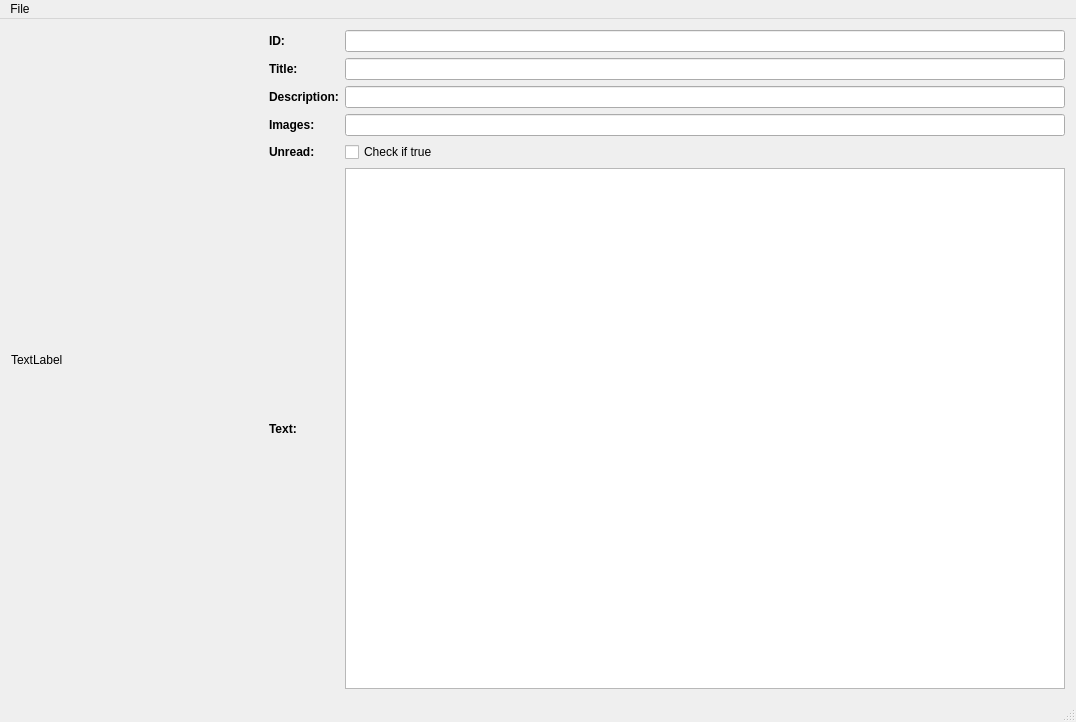
First picture: the form in mainwindow.ui, repository IAmBullsaw/JsonEditor, before the edit.
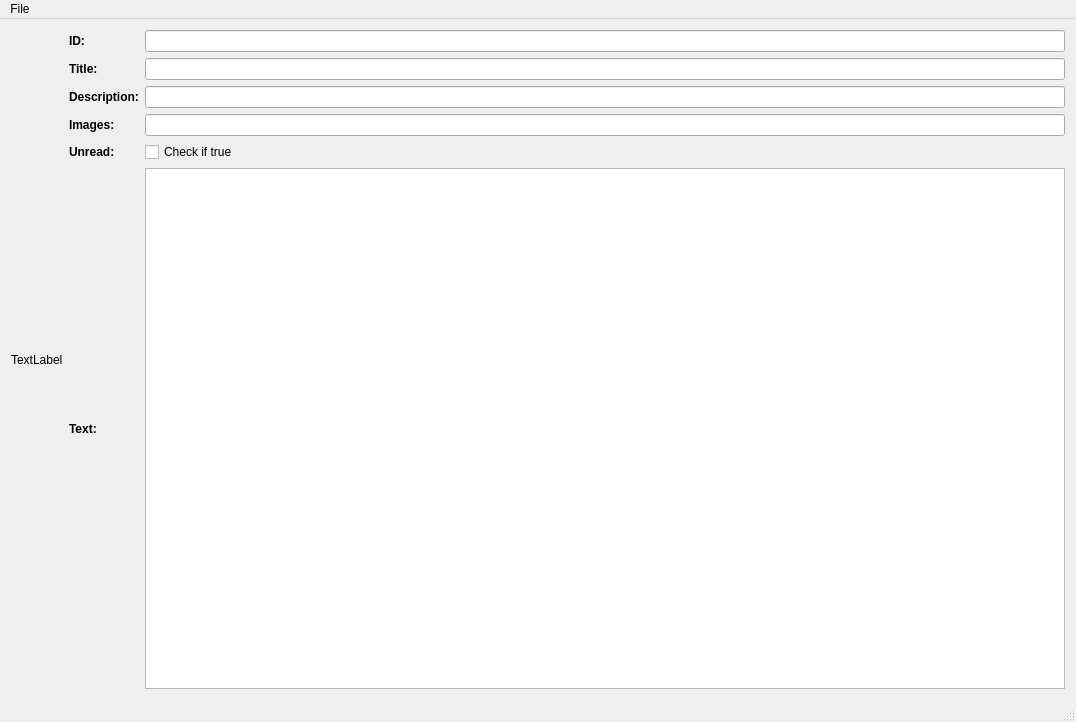
Second picture: the form after the edit.

Commit message: adds: now uses QJsonObject to populate window. Listens to signals from ClCard

```diff
--- a/mainwindow.ui
+++ b/mainwindow.ui
@@ -26,7 +26,7 @@
          <enum>QLayout::SetDefaultConstraint</enum>
         </property>
         <property name="rightMargin">
-         <number>200</number>
+         <number>0</number>
         </property>
         <item>
          <widget class="QLabel" name="label_one_card">
```
The commit also changes 2 other files.
